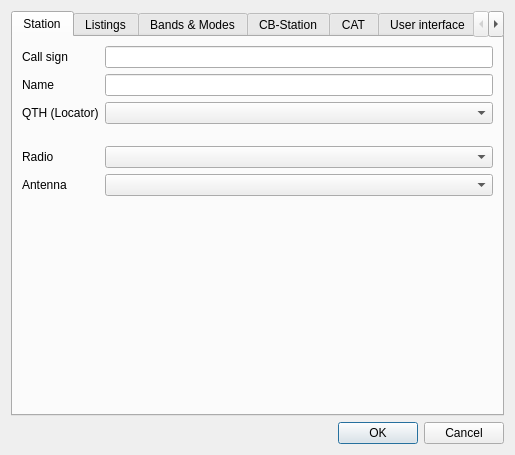
The window that ui_files/DragonLog_Settings.ui (gitandy/DragonLog) describes before a commit, drawn with Qt 5.
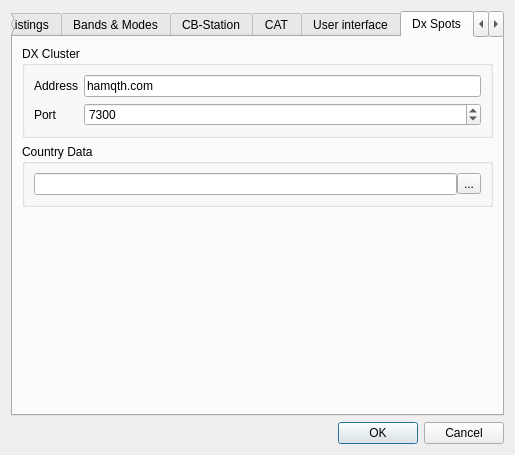
The same window after the commit. The open tabs and pages were chosen to show the change.

Commit message: Changed DX Spots from telnet connection Resolve country information for spotted callsign

Diff of the .ui file:
```diff
--- a/ui_files/DragonLog_Settings.ui
+++ b/ui_files/DragonLog_Settings.ui
@@ -644,6 +644,94 @@
        </item>
       </layout>
      </widget>
+     <widget class="QWidget" name="dxspots">
+      <attribute name="title">
+       <string>Dx Spots</string>
+      </attribute>
+      <layout class="QVBoxLayout" name="verticalLayout_3">
+       <item>
+        <widget class="QGroupBox" name="groupBox">
+         <property name="title">
+          <string>DX Cluster</string>
+         </property>
+         <layout class="QFormLayout" name="formLayout_7">
+          <item row="0" column="0">
+           <widget class="QLabel" name="label_4">
+            <property name="text">
+             <string>Address</string>
+            </property>
+           </widget>
+          </item>
+          <item row="0" column="1">
+           <widget class="QLineEdit" name="dxAddrLineEdit">
+            <property name="text">
+             <string>hamqth.com</string>
+            </property>
+           </widget>
+          </item>
+          <item row="1" column="0">
+           <widget class="QLabel" name="label_7">
+            <property name="text">
+             <string>Port</string>
+            </property>
+           </widget>
+          </item>
+          <item row="1" column="1">
+           <widget class="QSpinBox" name="dxPortSpinBox">
+            <property name="minimum">
+             <number>1</number>
+            </property>
+            <property name="maximum">
+             <number>65535</number>
+            </property>
+            <property name="stepType">
+             <enum>QAbstractSpinBox::AdaptiveDecimalStepType</enum>
+            </property>
+            <property name="value">
+             <number>7300</number>
+            </property>
+           </widget>
+          </item>
+         </layout>
+        </widget>
+       </item>
+       <item>
+        <widget class="QGroupBox" name="groupBox_11">
+         <property name="title">
+          <string>Country Data</string>
+         </property>
+         <layout class="QHBoxLayout" name="horizontalLayout_13">
+          <property name="spacing">
+           <number>0</number>
+          </property>
+          <item>
+           <widget class="QLineEdit" name="ctyPathLineEdit"/>
+          </item>
+          <item>
+           <widget class="QToolButton" name="ctyPathToolButton">
+            <property name="text">
+             <string>...</string>
+            </property>
+           </widget>
+          </item>
+         </layout>
+        </widget>
+       </item>
+       <item>
+        <spacer name="verticalSpacer_4">
+         <property name="orientation">
+          <enum>Qt::Vertical</enum>
+         </property>
+         <property name="sizeHint" stdset="0">
+          <size>
+           <width>20</width>
+           <height>40</height>
+          </size>
+         </property>
+        </spacer>
+       </item>
+      </layout>
+     </widget>
      <widget class="QWidget" name="import_export">
       <attribute name="title">
        <string>Import/Export</string>
```
Left out of the diff: 17 changed lines with no effect on the pictures. The commit also changes 17 other files.
